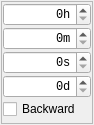
The window that EventTimeEditWidget.ui (azurvii/valendar) describes before a commit, drawn with Qt 5.
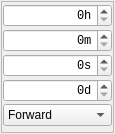
The same window after the commit.

```diff
--- a/EventTimeEditWidget.ui
+++ b/EventTimeEditWidget.ui
@@ -6,8 +6,8 @@
    <rect>
     <x>0</x>
     <y>0</y>
-    <width>94</width>
-    <height>125</height>
+    <width>115</width>
+    <height>134</height>
    </rect>
   </property>
   <property name="sizePolicy">
@@ -111,10 +111,17 @@
        </widget>
       </item>
       <item>
-       <widget class="QCheckBox" name="backwardCheck">
+       <widget class="QComboBox" name="directionCombo">
+        <item>
+         <property name="text">
+          <string>Forward</string>
+         </property>
+        </item>
+        <item>
         <property name="text">
          <string>Backward</string>
         </property>
+        </item>
        </widget>
       </item>
      </layout>
```
Lines whose indentation alone changed are shown as unchanged.
